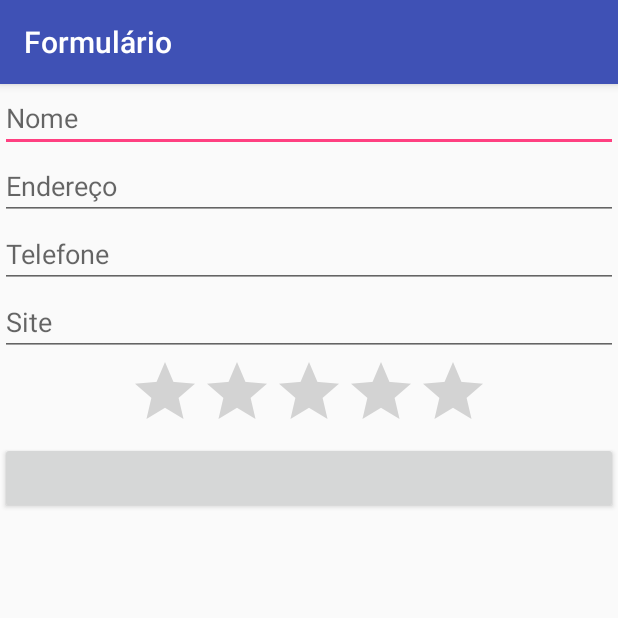
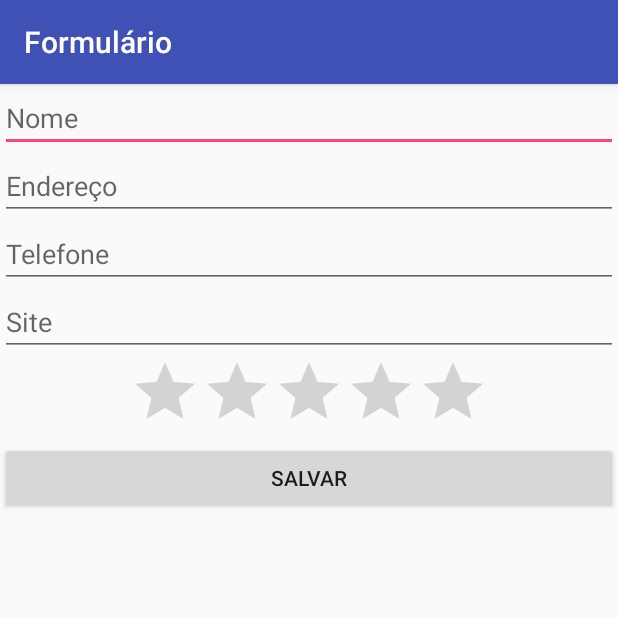
Before and after one commit to ajuniofc/android-basic, an Android app: the FormularioActivity screen opened directly, with no data from a screen before it, on a phone screen of 412 x 824 dp, the top half of it. Run offline under Robolectric (Android 15) with nearby library versions, the phone set to English and light mode, and no system bars.

Commit message:
Adicionar texto ao botao de salvar

```diff
--- a/app/src/main/res/layout/activity_formulario.xml
+++ b/app/src/main/res/layout/activity_formulario.xml
@@ -40,6 +40,7 @@
     <Button
         android:id="@+id/formulario_salvar"
         android:layout_width="match_parent"
-        android:layout_height="wrap_content" />
+        android:layout_height="wrap_content"
+        android:text="@string/formulario_hint_salvar"/>
 
 </LinearLayout>
--- a/app/src/main/res/values/strings.xml
+++ b/app/src/main/res/values/strings.xml
@@ -10,4 +10,5 @@
     <string name="formulario_hint_endereco">Endereço</string>
     <string name="formulario_hint_telefone">Telefone</string>
     <string name="formulario_hint_site">Site</string>
+    <string name="formulario_hint_salvar">Salvar</string>
 </resources>
```
